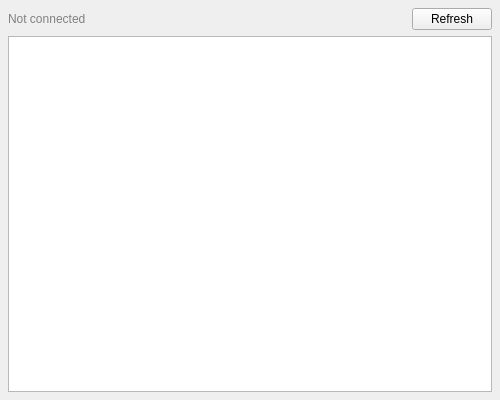
First picture: the form in gbif_downloader/gui/downloads_tab.ui, repository dimasciput/gbif-downloader-qgis-plugin, before the edit.
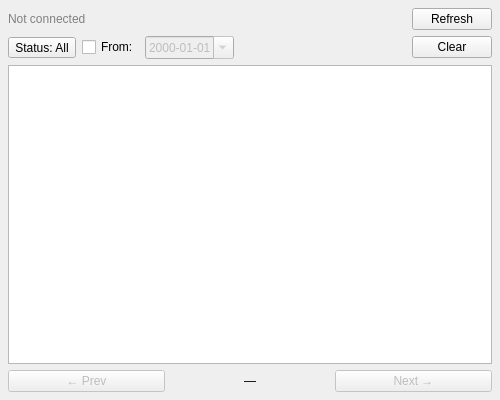
Second picture: the form after the edit.

Commit message: Update download list filter

The edit to the form file:
```diff
--- a/gbif_downloader/gui/downloads_tab.ui
+++ b/gbif_downloader/gui/downloads_tab.ui
@@ -38,6 +38,43 @@
      </item>
     </layout>
    </item>
+   <item>
+    <layout class="QHBoxLayout" name="filterLayout">
+     <item>
+      <widget class="QToolButton" name="status_btn">
+       <property name="text"><string>Status: All</string></property>
+       <property name="popupMode"><enum>QToolButton::InstantPopup</enum></property>
+       <property name="toolButtonStyle"><enum>Qt::ToolButtonTextOnly</enum></property>
+      </widget>
+     </item>
+     <item>
+      <widget class="QCheckBox" name="from_check">
+       <property name="text"><string>From:</string></property>
+      </widget>
+     </item>
+     <item>
+      <widget class="QDateEdit" name="from_date">
+       <property name="enabled"><bool>false</bool></property>
+       <property name="calendarPopup"><bool>true</bool></property>
+       <property name="displayFormat"><string>yyyy-MM-dd</string></property>
+      </widget>
+     </item>
+     <item>
+      <spacer name="filterSpacer">
+       <property name="orientation"><enum>Qt::Horizontal</enum></property>
+       <property name="sizeHint" stdset="0">
+        <size><width>10</width><height>20</height></size>
+       </property>
+      </spacer>
+     </item>
+     <item>
+      <widget class="QPushButton" name="clear_filter_btn">
+       <property name="text"><string>Clear</string></property>
+       <property name="toolTip"><string>Clear all filters</string></property>
+      </widget>
+     </item>
+    </layout>
+   </item>
    <item>
     <widget class="QListWidget" name="list_widget">
      <property name="selectionMode">
@@ -51,6 +88,28 @@
      </property>
     </widget>
    </item>
+   <item>
+    <layout class="QHBoxLayout" name="paginationLayout">
+     <item>
+      <widget class="QPushButton" name="prev_btn">
+       <property name="text"><string>← Prev</string></property>
+       <property name="enabled"><bool>false</bool></property>
+      </widget>
+     </item>
+     <item>
+      <widget class="QLabel" name="page_label">
+       <property name="text"><string>—</string></property>
+       <property name="alignment"><set>Qt::AlignCenter</set></property>
+      </widget>
+     </item>
+     <item>
+      <widget class="QPushButton" name="next_btn">
+       <property name="text"><string>Next →</string></property>
+       <property name="enabled"><bool>false</bool></property>
+      </widget>
+     </item>
+    </layout>
+   </item>
   </layout>
  </widget>
  <resources/>
```
The commit also changes 2 other files.
